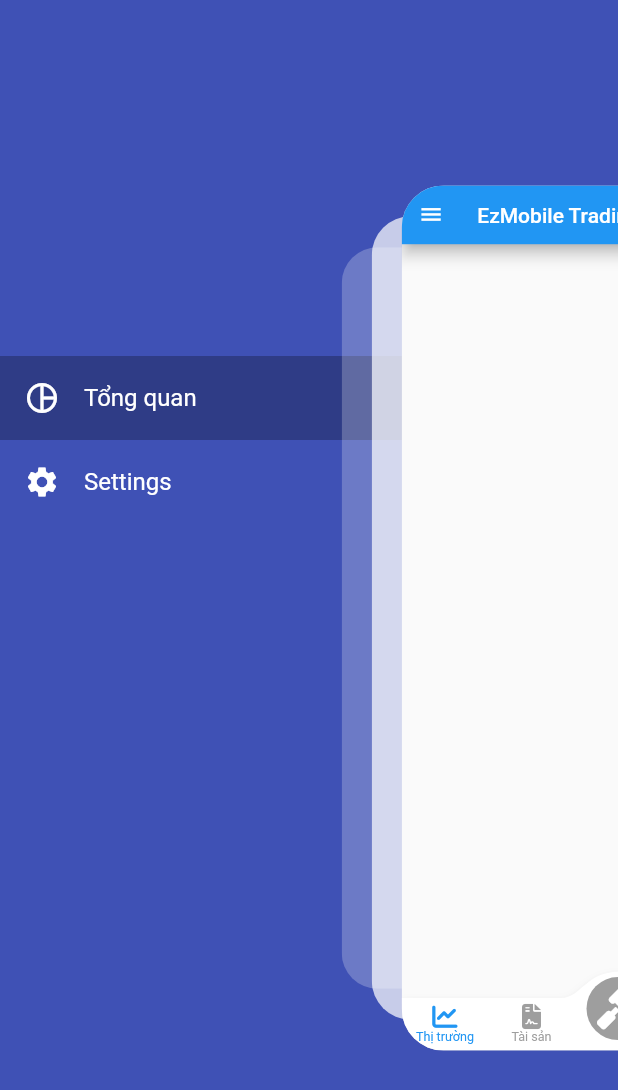
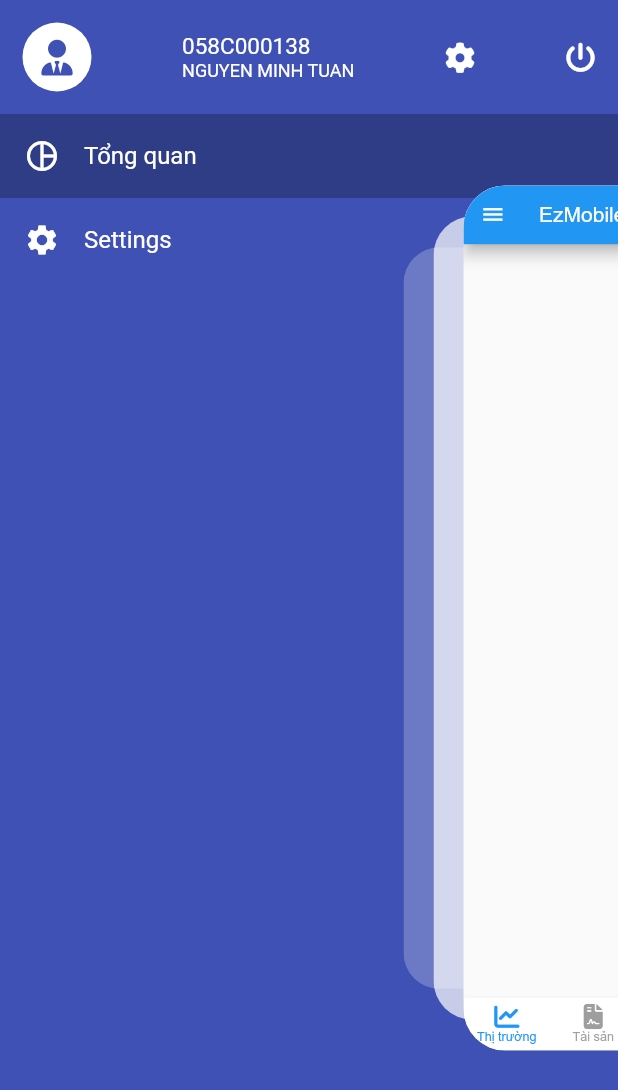
Before and after one commit to hanh2fpts/untitled, a Flutter app: the screen it shows after launch, after a tap on the "menu" icon, on a phone screen of 412 x 824 dp. Shown: the top 1090 px of the screen. Run offline on Flutter 3.47's test engine with Material 2 defaults, Android fonts, the phone set to English and light mode, and no system bars; drawn by our look-alikes of convex_bottom_bar, flutter_zoom_drawer; our stand-ins replace bloc, equatable, flutter_bloc, font_awesome_flutter, shared_preferences.

Commit message:
update code

```diff
--- a/languages/en.json
+++ b/languages/en.json
@@ -1,3 +1,7 @@
 {
-  "testStr": "A Flutter package which implements a ConvexAppBar to show a convex tab in the bottom bar. Theming supported."
+  "marketPage": "Market",
+  "assetPage": "Asset",
+  "orderPage": "Orders",
+  "modifyPage": "Modify",
+  "transferPage": "Transfer"
 }
--- a/languages/vi.json
+++ b/languages/vi.json
@@ -1,3 +1,7 @@
 {
-  "testStr": "Một gói Flutter triển khai ConvexAppBar để hiển thị một tab lồi ở thanh dưới cùng. Chủ đề được hỗ trợ."
+  "marketPage": "Thị trường",
+  "assetPage": "Tài sản",
+  "orderPage": "Đặt lệnh",
+  "modifyPage": "Hủy/Sửa",
+  "transferPage": "Chuyển tiền"
 }
--- a/lib/app/app.dart
+++ b/lib/app/app.dart
@@ -66,6 +66,7 @@ class _MyAppState extends State<MyApp> {
       },
       title: 'Flutter Demo',
       theme: ThemeData(
+        fontFamily: 'Arial',
         primarySwatch: Colors.green,
       ),
       home: const MainPage(),
--- a/lib/main.dart
+++ b/lib/main.dart
@@ -1,7 +1,7 @@
 import 'package:flutter/material.dart';
 import 'package:untitled/app/app.dart';
 
-void main() {
+void main() async {
   WidgetsFlutterBinding.ensureInitialized();
   runApp(const MyApp());
 }
--- a/lib/presentation/home_page/cubit/home_page_cubit.dart
+++ b/lib/presentation/home_page/cubit/home_page_cubit.dart
@@ -5,24 +5,23 @@ import 'package:meta/meta.dart';
 part 'home_page_state.dart';
 
 class HomePageCubit extends Cubit<HomePageState> {
-  HomePageCubit()
-      : super(const HomePageInitial(index: 0, titlePage: 'EzMobile Trading'));
+  HomePageCubit() : super(const HomePageInitial(index: 0));
   void selectPage(int index) {
     switch (index) {
       case 0:
-        emit(const HomePageSelected(index: 0, titlePage: 'EzMobile Trading'));
+        emit(const HomePageSelected(index: 0));
         break;
       case 1:
-        emit(const HomePageSelected(index: 1, titlePage: 'Tài sản'));
+        emit(const HomePageSelected(index: 1));
         break;
       case 2:
-        emit(const HomePageSelected(index: 2, titlePage: 'Đặt lệnh'));
+        emit(const HomePageSelected(index: 2));
         break;
       case 3:
-        emit(const HomePageSelected(index: 3, titlePage: 'Hủy/Sửa'));
+        emit(const HomePageSelected(index: 3));
         break;
       case 4:
-        emit(const HomePageSelected(index: 4, titlePage: 'Chuyển tiền'));
+        emit(const HomePageSelected(index: 4));
         break;
     }
   }
--- a/lib/presentation/home_page/cubit/home_page_state.dart
+++ b/lib/presentation/home_page/cubit/home_page_state.dart
@@ -3,16 +3,15 @@ part of 'home_page_cubit.dart';
 @immutable
 abstract class HomePageState extends Equatable {
   final int index;
-  final String titlePage;
-  const HomePageState({required this.index, required this.titlePage});
+  const HomePageState({required this.index});
   @override
-  List<Object?> get props => [index, titlePage];
+  List<Object?> get props => [index];
 }
 
 class HomePageInitial extends HomePageState {
-  const HomePageInitial({required super.index, required super.titlePage});
+  const HomePageInitial({required super.index});
 }
 
 class HomePageSelected extends HomePageState {
-  const HomePageSelected({required super.index, required super.titlePage});
+  const HomePageSelected({required super.index});
 }
--- a/lib/presentation/home_page/home_page.dart
+++ b/lib/presentation/home_page/home_page.dart
@@ -2,6 +2,7 @@ import 'package:convex_bottom_bar/convex_bottom_bar.dart';
 import 'package:flutter/material.dart';
 import 'package:flutter_bloc/flutter_bloc.dart';
 import 'package:font_awesome_flutter/font_awesome_flutter.dart';
+import 'package:untitled/l10n/multi_languages.dart';
 import 'package:untitled/presentation/home_page/cubit/home_page_cubit.dart';
 import 'package:untitled/presentation/widgets/custom_scaffold_widget.dart';
 import 'package:untitled/presentation/overview/overview_page.dart';
@@ -20,12 +21,7 @@ class _HomePageState extends State<HomePage> {
     return BlocBuilder<HomePageCubit, HomePageState>(
       builder: (context, state) {
         return Scaffold(
-          appBar: CustomScaffoldWidget(
-            titlePage: state.titlePage,
-            context: context,
-          ),
-          body: SafeArea(
-              child: IndexedStack(
+          body: IndexedStack(
             index: state.index,
             children: const [
               OverViewPage(),
@@ -34,7 +30,7 @@ class _HomePageState extends State<HomePage> {
               ModifierPage(),
               TransferPage()
             ],
-          )),
+          ),
           bottomNavigationBar: ConvexAppBar(
             onTap: (index) {
               context.read<HomePageCubit>().selectPage(index);
@@ -44,14 +40,22 @@ class _HomePageState extends State<HomePage> {
             activeColor: Colors.blue,
             color: Colors.grey,
             height: 50,
-            items: const [
-              TabItem(icon: FontAwesomeIcons.chartLine, title: 'Thị trường'),
-              TabItem(icon: FontAwesomeIcons.fileContract, title: 'Tài sản'),
-              TabItem(icon: FontAwesomeIcons.gavel, title: 'Đặt lệnh'),
-              TabItem(icon: FontAwesomeIcons.fileSignature, title: 'Hủy/Sửa'),
+            items: [
+              TabItem(
+                  icon: FontAwesomeIcons.chartLine,
+                  title: MultiLanguages.of(context)!.translate('marketPage')),
+              TabItem(
+                  icon: FontAwesomeIcons.fileContract,
+                  title: MultiLanguages.of(context)!.translate('assetPage')),
+              TabItem(
+                  icon: FontAwesomeIcons.gavel,
+                  title: MultiLanguages.of(context)!.translate('orderPage')),
+              TabItem(
+                  icon: FontAwesomeIcons.fileSignature,
+                  title: MultiLanguages.of(context)!.translate('modifyPage')),
               TabItem(
                   icon: FontAwesomeIcons.moneyCheckDollar,
-                  title: 'Chuyển tiền'),
+                  title: MultiLanguages.of(context)!.translate('transferPage')),
             ],
           ),
         );
--- a/lib/presentation/main_page/main_page.dart
+++ b/lib/presentation/main_page/main_page.dart
@@ -17,7 +17,7 @@ class MainPage extends StatefulWidget {
 }
 
 class _MainPageState extends State<MainPage> {
-  MenuModel currentItem = MenuItems.overview;
+  MenuModel currentItem = MenuItems.overView;
 
   @override
   Widget build(BuildContext context) {
@@ -25,7 +25,7 @@ class _MainPageState extends State<MainPage> {
         menuBackgroundColor: Colors.indigo,
         borderRadius: 40,
         angle: 0,
-        slideWidth: MediaQuery.of(context).size.width * 0.65,
+        slideWidth: MediaQuery.of(context).size.width * 0.75,
         showShadow: true,
         mainScreenTapClose: true,
         style: DrawerStyle.defaultStyle,
@@ -46,7 +46,7 @@ class _MainPageState extends State<MainPage> {
 
   Widget getScreen() {
     switch (currentItem) {
-      case MenuItems.overview:
+      case MenuItems.overView:
         return BlocProvider(
           create: (context) => HomePageCubit(),
           child: const HomePage(),
--- /dev/null
+++ b/lib/presentation/menu_page/bloc/menu_page_bloc.dart
@@ -0,0 +1,12 @@
+import 'package:bloc/bloc.dart';
+import 'package:equatable/equatable.dart';
+
+part 'menu_page_event.dart';
+part 'menu_page_state.dart';
+
+class MenuPageBloc extends Bloc<MenuPageEvent, MenuPageState> {
+  MenuPageBloc() : super(MenuPageInitial()) {
+    on<MenuPageEvent>((event, emit) {
+    });
+  }
+}
--- /dev/null
+++ b/lib/presentation/menu_page/bloc/menu_page_event.dart
@@ -0,0 +1,8 @@
+part of 'menu_page_bloc.dart';
+
+abstract class MenuPageEvent extends Equatable {
+  const MenuPageEvent();
+
+  @override
+  List<Object> get props => [];
+}
--- /dev/null
+++ b/lib/presentation/menu_page/bloc/menu_page_state.dart
@@ -0,0 +1,10 @@
+part of 'menu_page_bloc.dart';
+
+abstract class MenuPageState extends Equatable {
+  const MenuPageState();
+
+  @override
+  List<Object> get props => [];
+}
+
+class MenuPageInitial extends MenuPageState {}
--- a/lib/presentation/menu_page/menu_page.dart
+++ b/lib/presentation/menu_page/menu_page.dart
@@ -1,4 +1,6 @@
+import 'package:flutter/cupertino.dart';
 import 'package:flutter/material.dart';
+import 'package:font_awesome_flutter/font_awesome_flutter.dart';
 import 'package:untitled/model/menu_item.dart';
 import 'package:untitled/utils/menu_constant.dart';
 
@@ -19,7 +21,7 @@ class MenuPage extends StatelessWidget {
           child: Column(
             crossAxisAlignment: CrossAxisAlignment.start,
             children: <Widget>[
-              const Spacer(),
+              const HeaderMenu(),
               ...MenuItems.all.map(buildMenuItem).toList(),
               const Spacer(
                 flex: 2,
@@ -43,3 +45,78 @@ class MenuPage extends StatelessWidget {
         ),
       );
 }
+
+class HeaderMenu extends StatelessWidget {
+  const HeaderMenu({
+    Key? key,
+  }) : super(key: key);
+
+  @override
+  Widget build(BuildContext context) {
+    return Padding(
+      padding: const EdgeInsets.all(15),
+      child: Row(
+        mainAxisAlignment: MainAxisAlignment.start,
+        crossAxisAlignment: CrossAxisAlignment.center,
+        children: [
+          const CircleAvatar(
+            maxRadius: 23,
+            backgroundColor: Colors.white,
+            foregroundColor: Colors.indigo,
+            child: Icon(FontAwesomeIcons.userTie),
+          ),
+          const Spacer(),
+          Column(
+            crossAxisAlignment: CrossAxisAlignment.start,
+            mainAxisAlignment: MainAxisAlignment.start,
+            children: const [
+              Text(
+                '058C000138',
+                style: TextStyle(fontSize: 15, fontStyle: FontStyle.normal),
+              ),
+              Text(
+                'NGUYEN MINH TUAN',
+                style: TextStyle(fontSize: 12, fontStyle: FontStyle.normal),
+              )
+            ],
+          ),
+          const Spacer(),
+          const Icon(
+            FontAwesomeIcons.gear,
+            size: 20,
+          ),
+          const Spacer(),
+          InkWell(
+            onTap: () {
+              showDialog(
+                context: context,
+                builder: (context) {
+                  return CupertinoAlertDialog(
+                    title: const Text('Notification'),
+                    content: const Text('Do you want to log out ?'),
+                    actions: <Widget>[
+                      TextButton(
+                          onPressed: () {
+                            Navigator.pop(context);
+                          },
+                          child: const Text('Cancel')),
+                      TextButton(
+                          onPressed: () {
+                            Navigator.pop(context);
+                          },
+                          child: const Text('OK')),
+                    ],
+                  );
+                },
+              );
+            },
+            child: const Icon(
+              FontAwesomeIcons.powerOff,
+              size: 20,
+            ),
+          ),
+        ],
+      ),
+    );
+  }
+}
--- a/lib/presentation/overview/overview_page.dart
+++ b/lib/presentation/overview/overview_page.dart
@@ -1,14 +1,20 @@
 import 'package:flutter/material.dart';
+import 'package:untitled/l10n/multi_languages.dart';
+import 'package:untitled/presentation/widgets/custom_scaffold_widget.dart';
 
 class OverViewPage extends StatelessWidget {
   const OverViewPage({Key? key}) : super(key: key);
 
   @override
   Widget build(BuildContext context) {
-    return SafeArea(child: Column(
-      children: [
+    return Scaffold(
+      appBar: CustomScaffoldWidget(
+          titlePage: 'EzMobile Tranding', context: context),
+      body: Column(
+        children: [
 
-      ],
-    ));
+        ],
+      ),
+    );
   }
 }
--- a/lib/presentation/page/test_page.dart
+++ b/lib/presentation/page/test_page.dart
@@ -8,8 +8,13 @@ class AssetPage extends StatelessWidget {
 
   @override
   Widget build(BuildContext context) {
-    return Container(
-      color: Colors.amber,
+    return Scaffold(
+      appBar: CustomScaffoldWidget(
+          titlePage: MultiLanguages.of(context)!.translate('assetPage'),
+          context: context),
+      body: Container(
+        color: Colors.amber,
+      ),
     );
   }
 }
@@ -19,8 +24,13 @@ class OrderPage extends StatelessWidget {
 
   @override
   Widget build(BuildContext context) {
-    return Container(
-      color: Colors.green,
+    return Scaffold(
+      appBar: CustomScaffoldWidget(
+          titlePage: MultiLanguages.of(context)!.translate('orderPage'),
+          context: context),
+      body: Container(
+        color: Colors.green,
+      ),
     );
   }
 }
@@ -30,8 +40,13 @@ class ModifierPage extends StatelessWidget {
 
   @override
   Widget build(BuildContext context) {
-    return Container(
-      color: Colors.red,
+    return Scaffold(
+      appBar: CustomScaffoldWidget(
+          titlePage: MultiLanguages.of(context)!.translate('modifyPage'),
+          context: context),
+      body: Container(
+        color: Colors.red,
+      ),
     );
   }
 }
@@ -41,8 +56,13 @@ class TransferPage extends StatelessWidget {
 
   @override
   Widget build(BuildContext context) {
-    return Container(
-      color: Colors.yellow,
+    return Scaffold(
+      appBar: CustomScaffoldWidget(
+          titlePage: MultiLanguages.of(context)!.translate('transferPage'),
+          context: context),
+      body: Container(
+        color: Colors.yellow,
+      ),
     );
   }
 }
--- a/lib/presentation/widgets/custom_scaffold_widget.dart
+++ b/lib/presentation/widgets/custom_scaffold_widget.dart
@@ -4,9 +4,12 @@ import 'package:flutter_zoom_drawer/flutter_zoom_drawer.dart';
 class CustomScaffoldWidget extends AppBar {
   final String titlePage;
   final BuildContext context;
-
+  final List<Widget> listActionItem;
   CustomScaffoldWidget(
-      {super.key, required this.titlePage, required this.context});
+      {super.key,
+      required this.titlePage,
+      required this.context,
+      this.listActionItem = const <Widget>[]});
 
   @override
   Color? get backgroundColor => Colors.blue;
@@ -14,6 +17,6 @@ class CustomScaffoldWidget extends AppBar {
   Widget? get title => Text(titlePage);
   @override
   Widget? get leading => IconButton(
-          onPressed: () => ZoomDrawer.of(context)!.toggle(),
-          icon: const Icon(Icons.menu));
+      onPressed: () => ZoomDrawer.of(context)!.toggle(),
+      icon: const Icon(Icons.menu));
 }
--- a/lib/utils/menu_constant.dart
+++ b/lib/utils/menu_constant.dart
@@ -2,8 +2,9 @@ import 'package:flutter/material.dart';
 import 'package:untitled/model/menu_item.dart';
 
 class MenuItems {
-  static const overview =
+  static const overView =
       MenuModel(title: 'Tổng quan', icons: Icons.pie_chart_outline_sharp);
+  static const watchList = MenuModel(title: 'WatchList', icons: Icons.settings);
   static const settings = MenuModel(title: 'Settings', icons: Icons.settings);
-  static const all = <MenuModel>[overview, settings];
+  static const all = <MenuModel>[overView, settings];
 }
```
Also changed, not shown: pubspec.yaml (+4 -4 lines), fonts/arial.ttf (added).
